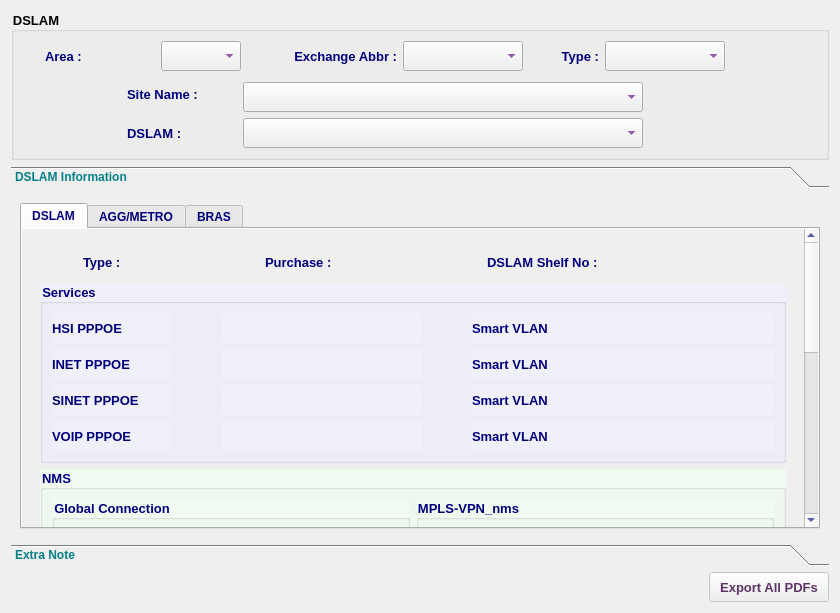
Qt form mainPanel/menu/report/DSLAM/reporttotaldslamplandialog.ui (samad-ghanbari/DaNet) before a commit.
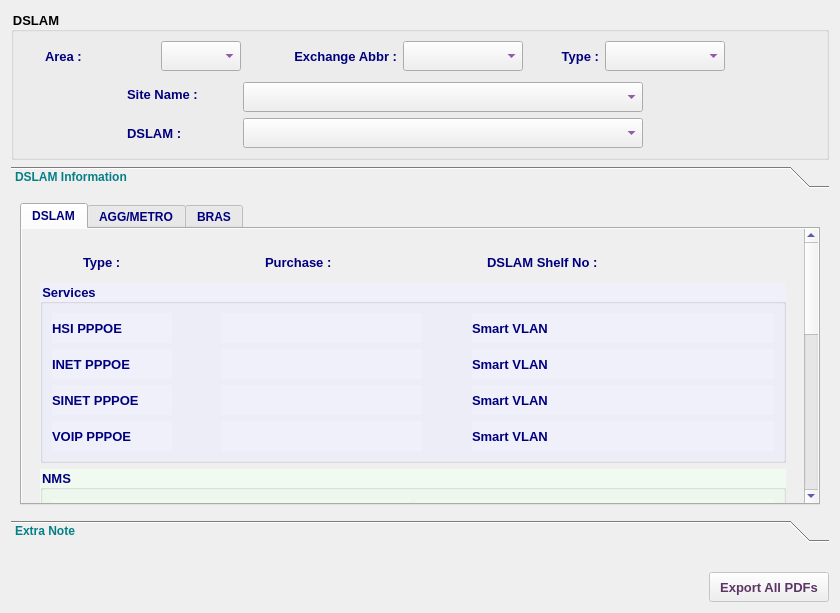
The same form after that commit. Icons and pictures are not drawn.

```diff
--- a/mainPanel/menu/report/DSLAM/reporttotaldslamplandialog.ui
+++ b/mainPanel/menu/report/DSLAM/reporttotaldslamplandialog.ui
@@ -540,7 +540,7 @@
         <x>0</x>
         <y>0</y>
         <width>822</width>
-        <height>334</height>
+        <height>328</height>
        </rect>
       </property>
       <attribute name="label">
@@ -3664,6 +3664,19 @@
      </widget>
     </widget>
    </item>
+   <item>
+    <spacer name="verticalSpacer_3">
+     <property name="orientation">
+      <enum>Qt::Orientation::Vertical</enum>
+     </property>
+     <property name="sizeHint" stdset="0">
+      <size>
+       <width>20</width>
+       <height>40</height>
+      </size>
+     </property>
+    </spacer>
+   </item>
    <item>
     <layout class="QHBoxLayout" name="horizontalLayout_44">
      <item>
```
Left out of the diff: 2 changed lines with no effect on the pictures.
